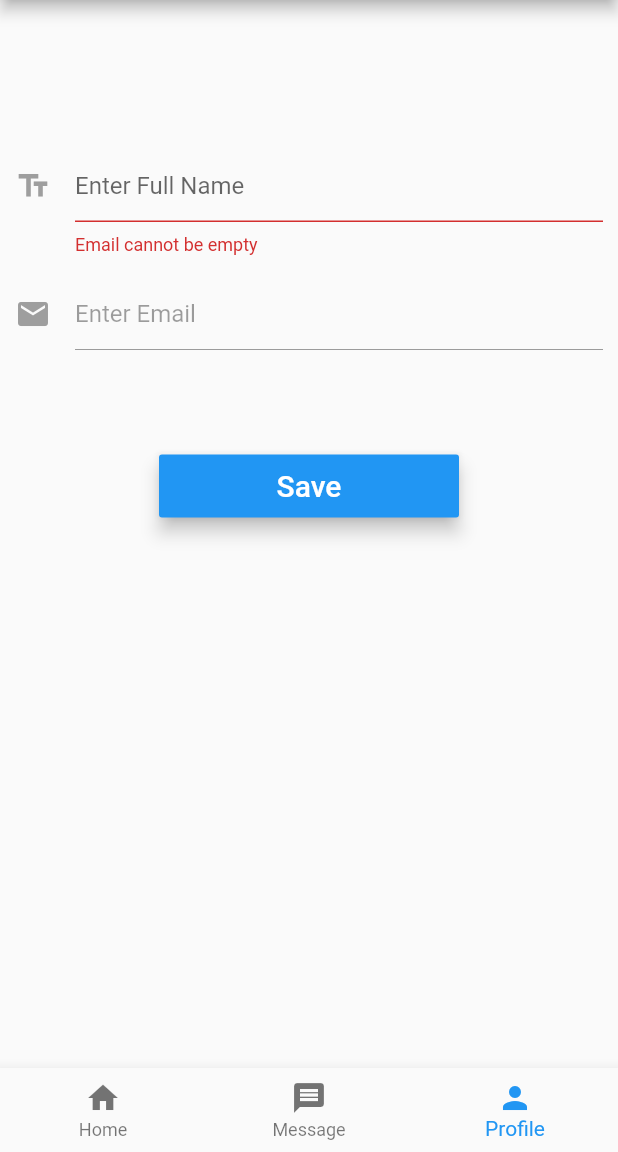
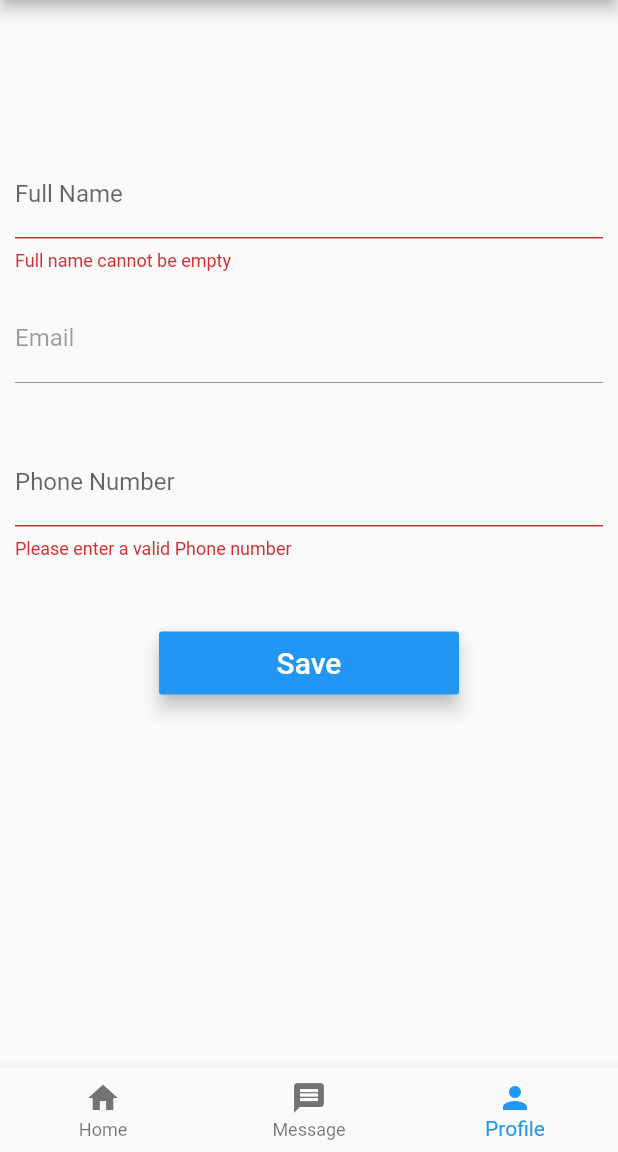
Before and after one commit to tgairborne/myforum, a Flutter app: the HomePage screen opened directly, item 3 of the bottom bar chosen, after a tap on "Save", on a phone screen of 412 x 824 dp, the part 84-1236 px from its top. Run offline on Flutter 3.47's test engine with Material 2 defaults, Android fonts, the phone set to English and light mode, and no system bars; our stand-ins replace cloud_firestore, firebase_auth; accounts and stored records are empty; statements that could not run were skipped.

Commit message:
Added update profile

```diff
--- a/lib/home_page.dart
+++ b/lib/home_page.dart
@@ -16,13 +16,17 @@ class HomePage extends StatefulWidget {
   State<StatefulWidget> createState() => new _HomePageState();
 }
 
+enum AuthStatus {
+  NOT_DETERMINED,
+  LOGGED_OUT,
+  LOGGED_IN,
+}
+
 class _HomePageState extends State<HomePage> {
+  AuthStatus authStatus = AuthStatus.NOT_DETERMINED;
+  String _userId = "";
+
   int _currentIndex = 0;
-  final List<Widget> _children = [
-    PlaceholderWidget(Colors.grey),
-    MessageWidget(),
-    ProfileWidget(auth: new Auth())
-  ];
 
   _signOut() async {
     try {
@@ -33,11 +37,27 @@ class _HomePageState extends State<HomePage> {
     }
   }
 
+  @override
+  void initState() {
+    super.initState();
+    widget.auth.getCurrentUser().then((user) {
+      setState(() {
+        if (user != null) {
+          _userId = user?.uid;
+        }
+        authStatus =
+            user?.uid == null ? AuthStatus.LOGGED_OUT : AuthStatus.LOGGED_IN;
+      });
+    });
+  }
 
+  final List<Widget> _children = [
+    PlaceholderWidget(Colors.grey),
+    MessageWidget(),
+    ProfileWidget(userId: 'LC4HKPs6fLQ7Bw9TkjygSyY4Hbv2')
+  ];
 
-  @override
   Widget build(BuildContext context) {
-
     return new Scaffold(
       appBar: new AppBar(
         title: new Text('My Forum App'),
--- a/lib/profile_page.dart
+++ b/lib/profile_page.dart
@@ -3,10 +3,10 @@ import 'package:cloud_firestore/cloud_firestore.dart';
 import 'authentication.dart';
 
 class ProfileWidget extends StatefulWidget {
-
-  ProfileWidget({this.auth});
+  ProfileWidget({this.userId, this.auth});
 
   final BaseAuth auth;
+  final String userId;
 
   @override
   _ProfileWidgetState createState() => new _ProfileWidgetState();
@@ -19,11 +19,11 @@ enum AuthStatus {
 }
 
 class _ProfileWidgetState extends State<ProfileWidget> {
+  final _formKey = new GlobalKey<FormState>();
 
-  AuthStatus authStatus = AuthStatus.NOT_DETERMINED;
-  final _formKey = new GlobalKey<FormState>();
-  String _authID = '';
+  String _authID = 'LC4HKPs6fLQ7Bw9TkjygSyY4Hbv2';
   String _name;
+  String _phoneNo;
   String _email;
   String _password;
   String _errorMessage = "";
@@ -34,20 +34,6 @@ class _ProfileWidgetState extends State<ProfileWidget> {
   var userDocument;
 
   @override
-
-  void initState() {
-    super.initState();
-    widget.auth.getCurrentUser().then((user) {
-      setState(() {
-        if (user != null) {
-          _authID = user?.uid;
-        }
-        authStatus =
-            user?.uid == null ? AuthStatus.LOGGED_OUT : AuthStatus.LOGGED_IN;
-      });
-    });
-  }
-
   Widget build(BuildContext context) {
     return new Scaffold(
       body: Column(
@@ -76,6 +62,7 @@ class _ProfileWidgetState extends State<ProfileWidget> {
         children: <Widget>[
           _nameWidget(userDocument["FullName"]),
           _emailWidget(userDocument["Email"]),
+          _phoneWidget(userDocument['MobileNum']),
           updateButtonWidget()
         ],
       ),
@@ -90,14 +77,38 @@ class _ProfileWidgetState extends State<ProfileWidget> {
         keyboardType: TextInputType.text,
         autofocus: false,
         decoration: new InputDecoration(
-            hintText: 'Enter Full Name',
-            icon: new Icon(
-              Icons.text_fields,
-              color: Colors.grey,
-            )),
-        validator: (value) => value.isEmpty ? 'Email cannot be empty' : null,
+          hintText: 'Enter Full Name',
+          labelText: 'Full Name',
+        ),
+        validator: (value) =>
+            value.isEmpty ? 'Full name cannot be empty' : null,
         initialValue: fullName,
         onSaved: (value) => _name = value.trim(),
+      ),
+    );
+  }
+
+  Widget _phoneWidget(var phoneNo) {
+    return Padding(
+      padding: const EdgeInsets.fromLTRB(10.0, 15.0, 10.0, 0.0),
+      child: TextFormField(
+        maxLines: 1,
+        keyboardType: TextInputType.text,
+        autofocus: false,
+        decoration: new InputDecoration(
+          hintText: 'Enter Phone Number',
+          labelText: 'Phone Number',
+        ),
+        validator: (value) {
+          if (!isNumeric(value)) {
+            return 'Please enter a valid Phone number';
+          }
+          else{
+            return null;
+          }
+        },
+        initialValue: phoneNo,
+        onSaved: (value) => _phoneNo = value.trim(),
       ),
     );
   }
@@ -111,11 +122,9 @@ class _ProfileWidgetState extends State<ProfileWidget> {
         keyboardType: TextInputType.emailAddress,
         autofocus: false,
         decoration: new InputDecoration(
-            hintText: 'Enter Email',
-            icon: new Icon(
-              Icons.mail,
-              color: Colors.grey,
-            )),
+          hintText: 'Enter Email',
+          labelText: 'Email',
+        ),
         validator: (value) => value.isEmpty ? 'Email cannot be empty' : null,
         initialValue: eMail,
         onSaved: (value) => _email = value.trim(),
@@ -154,10 +163,31 @@ class _ProfileWidgetState extends State<ProfileWidget> {
     });
 
     if (_validateAndSave()) {
-
       print(_name);
       print(_authID);
 
+      final database = Firestore.instance;
+
+      try {
+        database.collection('UserData').document(_authID).updateData(
+            {'FullName': _name, 'MobileNum': _phoneNo}).catchError((e) {
+          print(e);
+        });
+      } catch (e) {
+        print(e);
+      }
     }
   }
 }
+
+
+bool isNumeric(String s) {
+  try
+  {
+    return double.parse(s) != null;
+  }
+  catch (e)
+  {
+    return false;
+  }
+}
```
